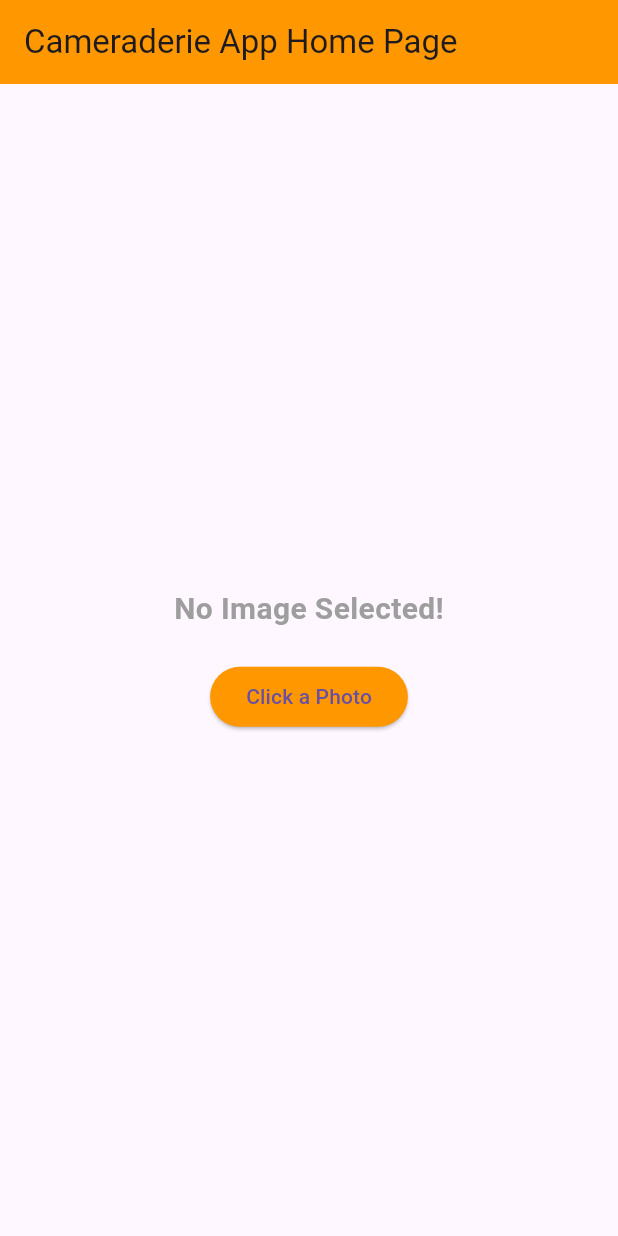
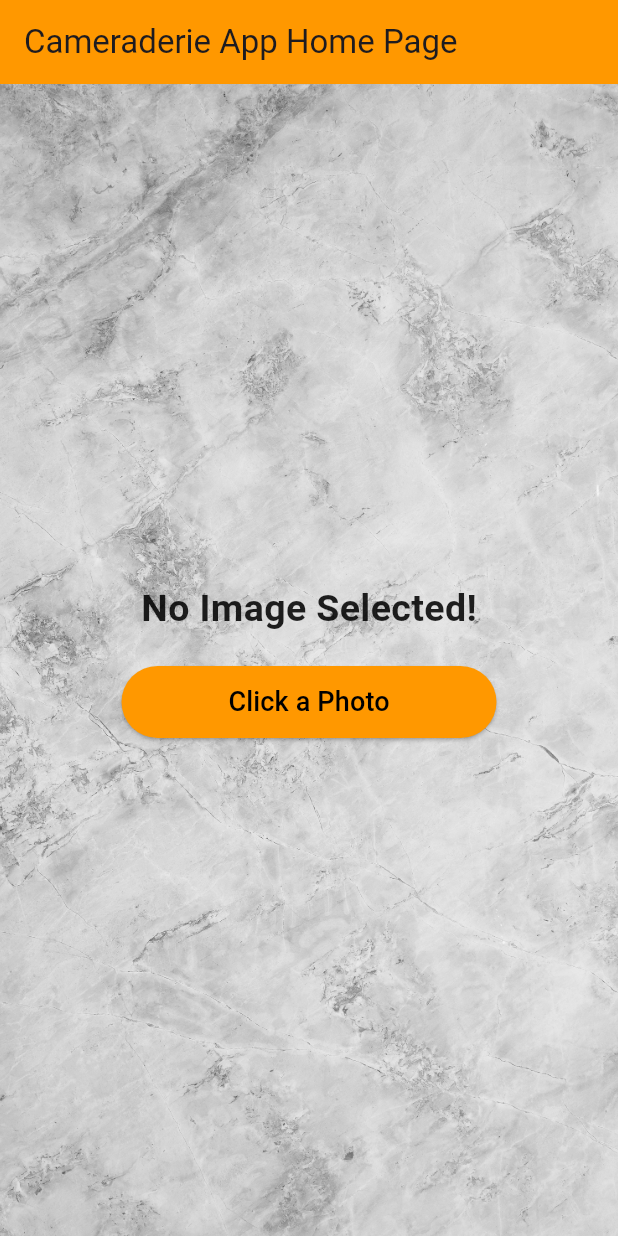
Before and after one commit to abijacob/cameraderie, a Flutter app: the screen it shows after launch, on a phone screen of 412 x 824 dp. Run offline on Flutter 3.47's test engine with Material 3 defaults, Android fonts, the phone set to English and light mode, and no system bars; our stand-ins replace image_picker.

Commit message:
UI updates

```diff
--- a/cameraderieapp/lib/main.dart
+++ b/cameraderieapp/lib/main.dart
@@ -18,6 +18,7 @@ class MyApp extends StatelessWidget {
         elevatedButtonTheme: ElevatedButtonThemeData(
           style: ButtonStyle(
             backgroundColor: MaterialStateProperty.all<Color>(Colors.orange),
+            minimumSize: MaterialStateProperty.all<Size>(const Size(250, 48)),
           ),
         ),
         appBarTheme: const AppBarTheme(
@@ -57,7 +58,14 @@ class _CameraderieAppState extends State<CameraderieApp> {
       appBar: AppBar(
         title: Text(widget.title),
       ),
-      body: Center(
+      body: Container(
+        decoration: const BoxDecoration(
+          image: DecorationImage(
+            image: AssetImage('assets/whitetexturebg.jpeg'),
+            fit: BoxFit.cover,
+          ),
+        ),
+        child: Center(
           child: Column(
             mainAxisAlignment: MainAxisAlignment.center,
             children: <Widget>[
@@ -65,9 +73,9 @@ class _CameraderieAppState extends State<CameraderieApp> {
                   ? const Text(
                       'No Image Selected!',
                       style: TextStyle(
-                      fontSize: 20,
+                        fontSize: 25,
                         fontWeight: FontWeight.bold,
-                      color: Color.fromRGBO(158, 158, 158, 1.0),
+                        color: Colors.black87,
                       ),
                     )
                   : Image.file(
@@ -77,9 +85,19 @@ class _CameraderieAppState extends State<CameraderieApp> {
               const SizedBox(height: 20),
               ElevatedButton(
                 onPressed: _getImage,
-              child: const Text('Click a Photo'),
+                style: ButtonStyle(
+                  foregroundColor:
+                      MaterialStateProperty.all<Color>(Colors.black),
+                ),
+                child: const Text(
+                  'Click a Photo',
+                  style: TextStyle(
+                    fontSize: 18,
+                  ),
+                ),
               ),
             ],
+          ),
         ),
       ),
     );
```
Also changed, not shown: cameraderieapp/pubspec.yaml (+7 -0 lines), cameraderieapp/assets/blacktexturebg.jpeg (added), cameraderieapp/assets/images.jpeg (added), cameraderieapp/assets/newsbg.jpeg (added), cameraderieapp/assets/newspaperbg.jpeg (added), cameraderieapp/assets/oldvintagepaperbg.jpeg (added), cameraderieapp/assets/whitetexturebg.jpeg (added). Lines whose indentation alone changed are shown as unchanged.
